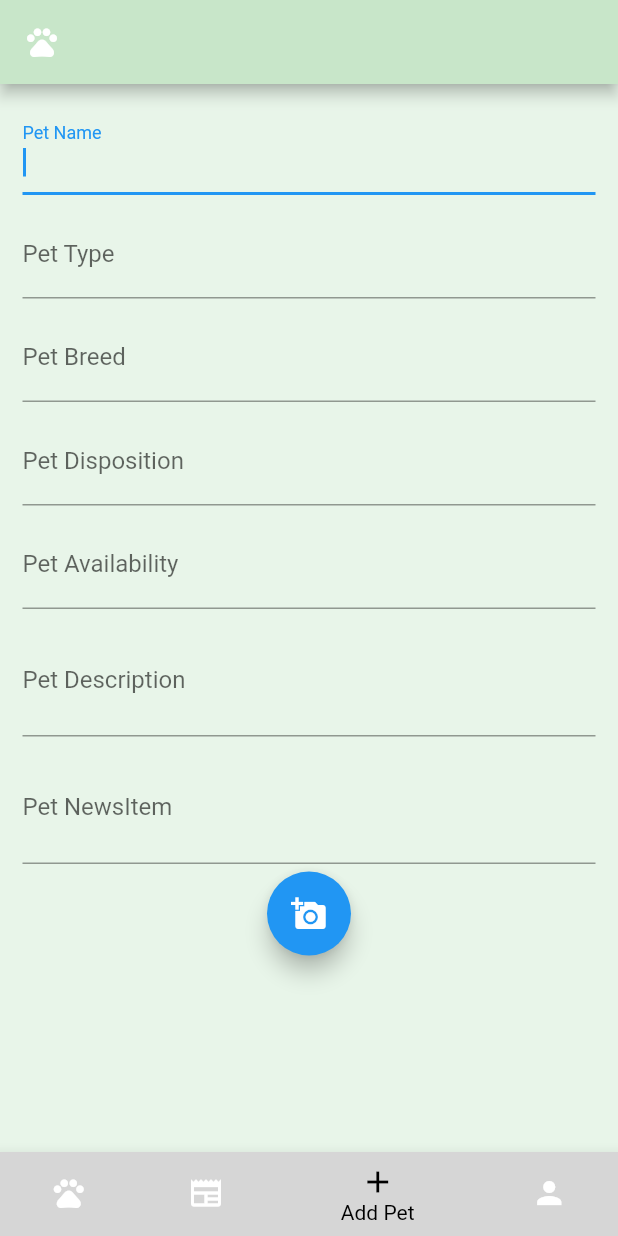
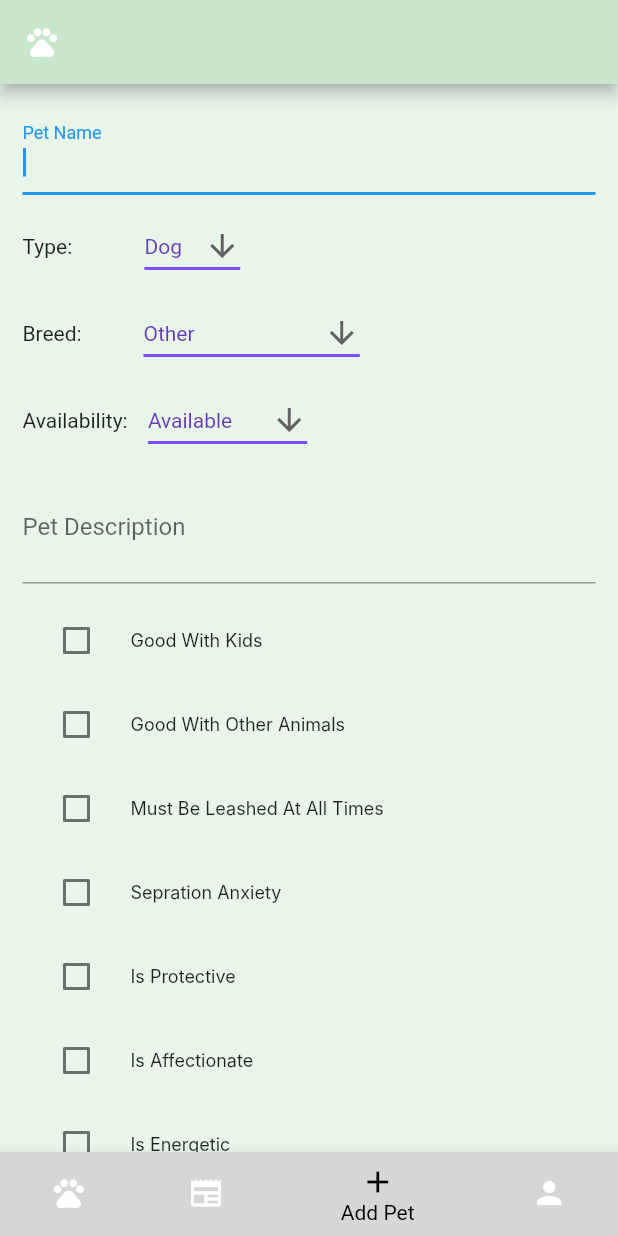
Before and after one commit to youngruiz/AdoptionHero, a Flutter app: the NavigatorScaffold screen opened directly, item 3 of the bottom bar chosen, on a phone screen of 412 x 824 dp. Run offline on Flutter 3.47's test engine with Material 2 defaults, Android fonts, the phone set to English and light mode, and no system bars; our stand-ins replace cloud_firestore, firebase_auth, firebase_core, firebase_storage, image_picker; missing offline and left inert: cloud_firestore_web, firebase_auth_web, firebase_core_web, firebase_storage_web, image_picker_for_web; accounts and stored records are empty; Roboto replaces fonts that are missing (Inter).

Commit message:
add_pet dropdowns and uploads to db.

```diff
--- a/lib/screens/add_pet.dart
+++ b/lib/screens/add_pet.dart
@@ -21,16 +21,28 @@ class _AddPetTabBodyWidgetState extends State<AddPetTabBodyWidget> {
   final picker = ImagePicker();
 
   String? name;
-  String? type;
-  String? breed;
-  String? disposition;
-  String? availability;
+  String? type = 'Other';
+  String? breed = 'Other';
+  List<String> dispositions = [];
+  String? availability = 'Not Available';
   String? newsItem;
   String? description;
 
+  String dropdownValue = 'Dog';
+  String dropdownValue1 = 'Other';
+  String dropdownValue2 = 'Available';
+  bool isGoodWithKids = false;
+  bool isGoodWithOtherAnimals = false;
+  bool mustBeLeashed = false;
+  bool seperationAnxiety = false;
+  bool isProtective = false;
+  bool isEnergetic = false;
+  bool isAffectionate = false;
+
+
   @override
   Widget build(BuildContext context) {
-    return Padding(
+    return SingleChildScrollView(child: Padding(
       padding: const EdgeInsets.all(10),
       child:
       Form(
@@ -41,10 +53,10 @@ class _AddPetTabBodyWidgetState extends State<AddPetTabBodyWidget> {
             petNameField(),
             petTypeField(),
             petBreedField(),
-            petDispositionField(),
             petAvailabilityField(),
             petDescriptionField(),
-            petNewsItemField(),
+            petDispositionField2(),
+            //petNewsItemField(),
 
             // RaisedButton(
             //   onPressed: () {},
@@ -52,6 +64,7 @@ class _AddPetTabBodyWidgetState extends State<AddPetTabBodyWidget> {
             // )
             selectImageButton()
           ]),
+      )
       )
     );
   }
@@ -75,28 +88,38 @@ class _AddPetTabBodyWidgetState extends State<AddPetTabBodyWidget> {
         'name': name,
         'type': type,
         'breed': breed,
-        'disposition': disposition,
+        'dispositions': dispositions,
         'availability': availability,
         'description': description,
         'userId': "userID1234567",
         'imgUrl': url,
         'liked': 0,
         'dateCreated': DateFormat.yMMMMEEEEd().format(DateTime.now()).toString(),
-        'newsItem': newsItem
+        //'newsItem': newsItem
       });
   }
 
   Widget selectImageButton() {
-    return FloatingActionButton(
-      child: const Icon(Icons.add_a_photo),
+    return ElevatedButton(
+      child: const Text("Choose photo and upload data"),
       onPressed: () async {
         if(formKey.currentState!.validate()){
+          dispositions.clear();
+          if (isGoodWithKids == true){dispositions.add('Good with Kids');}
+          if (isGoodWithOtherAnimals == true){dispositions.add('Good With Other Animals');}
+          if (mustBeLeashed == true){dispositions.add('Must Be Leashed At All Times');}
+          if (seperationAnxiety == true){dispositions.add('Seperation Anxiety');}
+          if (isProtective == true){dispositions.add('Protective');}
+          if (isEnergetic == true){dispositions.add('Energetic');}
+          if (isAffectionate == true){dispositions.add('Affectionate');}
           formKey.currentState!.save();
           uploadData();
         }
       },
     );
   }
+
+
 
   Widget petNameField(){
     return Padding(
@@ -120,91 +143,213 @@ class _AddPetTabBodyWidgetState extends State<AddPetTabBodyWidget> {
     );
   }
 
-  Widget petTypeField(){
-    return Padding(
-      padding: const EdgeInsets.all(5),
-      child: TextFormField(
-        autofocus: true,
-        decoration: const InputDecoration(
-          labelText: 'Pet Type'
-        ),
-        validator: (value) {
-          if(value!.isEmpty){
-            return 'Pet Type cannot be empty';
-          } else {
-            return null;
-          }
-        },
-        onSaved: (value) {
-          type = value;
-        }
-      )
+  Widget petTypeText(){
+    return const Padding(padding: EdgeInsets.all(5),
+    child: Text("Type:           "),
     );
   }
 
-  Widget petBreedField(){
-    return Padding(
-      padding: const EdgeInsets.all(5),
-      child: TextFormField(
-        autofocus: true,
-        decoration: const InputDecoration(
-          labelText: 'Pet Breed'
-        ),
-        validator: (value) {
-          if(value!.isEmpty){
-            return 'Pet Breed cannot be empty';
-          } else {
-            return null;
-          }
-        },
-        onSaved: (value) {
-          breed = value;
-        }
-      )
+  Widget petBreedText(){
+    return const Padding(padding: EdgeInsets.all(5),
+    child: Text("Breed:         "),
     );
   }
 
-  Widget petDispositionField(){
+  Widget petAvailabilityText(){
+    return const Padding(padding: EdgeInsets.all(5),
+    child: Text("Availability: "),
+    );
+  }
+
+  Widget petTypeField(){
+    return Row(children: [petTypeText(),
+    Padding(
+      padding: const EdgeInsets.all(5),
+      child: DropdownButton<String>(
+      value: dropdownValue,
+      icon: const Icon(Icons.arrow_downward),
+      elevation: 16,
+      style: const TextStyle(color: Colors.deepPurple),
+      underline: Container(
+        height: 2,
+        color: Colors.deepPurpleAccent,
+      ),
+      onChanged: (String? newValue) {
+        setState(() {
+          dropdownValue = newValue!;
+          type = newValue;
+        });
+      },
+      items: <String>['Other', 'Dog', 'Cat', 'Bird', 'Rabbit']
+          .map<DropdownMenuItem<String>>((String value) {
+        return DropdownMenuItem<String>(
+          value: value,
+          child: Text(value),
+        );
+      }).toList(),
+      )
+    ),]
+    );
+  }
+
+
+
+    Widget petBreedField(){
+    return Row(children: [petBreedText(),
+    Padding(
+      padding: const EdgeInsets.all(5),
+      child: DropdownButton<String>(
+      value: dropdownValue1,
+      icon: const Icon(Icons.arrow_downward),
+      elevation: 16,
+      style: const TextStyle(color: Colors.deepPurple),
+      underline: Container(
+        height: 2,
+        color: Colors.deepPurpleAccent,
+      ),
+      onChanged: (String? newValue) {
+        setState(() {
+          dropdownValue1 = newValue!;
+          breed = newValue;
+        });
+      },
+      items: <String>['Other', 'American Shorthair', 'Beagle', 'Bengal', 'Boxer', 'Californian', 'Chihuahua',
+      'Cockatiel', 'Dachshund', 'Domestic Longhair', 'Domestic Shorthair', 'Dove', 'Dutch',
+      'Dwarf Papillon', 'Flemish Giant', 'Finch', 'French Lop', 'Holland Lop', 'Husky', 'Lion Head',
+      'Lovebird', 'Maine Coon', 'Netherland Dwarf', 'Mini Lop', 'Mini Rex', 'Parakeet', 'Poodle',
+      'Ragdoll', 'Retriever', 'Rottweiler', 'Russian Blue', 'Shepard', 'Shar-pei', 'Siamese', 'Terrier'
+      ].map<DropdownMenuItem<String>>((String value) {
+        return DropdownMenuItem<String>(
+          value: value,
+          child: Text(value),
+        );
+      }).toList(),
+    )
+    ),]
+    );
+  }
+
+  Widget petDispositionField2(){
     return Padding(
       padding: const EdgeInsets.all(5),
-      child: TextFormField(
-        autofocus: true,
-        decoration: const InputDecoration(
-          labelText: 'Pet Disposition'
+      child: Column(
+        children: [
+
+          CheckboxListTile(
+            title: Text("Good With Kids", style: TextStyle(fontSize: 12, fontFamily: 'Inter',)),
+            controlAffinity: ListTileControlAffinity.leading,
+            value: isGoodWithKids,
+            onChanged: (bool? value){
+              setState(() {
+                isGoodWithKids = value!;
+                print(isGoodWithKids);
+              });
+            },
           ),
-        validator: (value) {
-          if(value!.isEmpty){
-            return 'Pet Disposition cannot be empty';
-          } else {
-            return null;
-          }
+
+          CheckboxListTile(
+            title: Text("Good With Other Animals", style: TextStyle(fontSize: 12, fontFamily: 'Inter',)),
+            controlAffinity: ListTileControlAffinity.leading,
+            value: isGoodWithOtherAnimals,
+            onChanged: (bool? value){
+              setState(() {
+                isGoodWithOtherAnimals = value!;
+                print(isGoodWithOtherAnimals);
+              });
             },
-        onSaved: (value) {
-          disposition = value;
-        }
+          ),
+
+          CheckboxListTile(
+            title: Text("Must Be Leashed At All Times", style: TextStyle(fontSize: 12, fontFamily: 'Inter',)),
+            controlAffinity: ListTileControlAffinity.leading,
+            value: mustBeLeashed,
+            onChanged: (bool? value){
+              setState(() {
+                mustBeLeashed = value!;
+                print(mustBeLeashed);
+              });
+            },
+          ),
+
+          CheckboxListTile(
+            title: Text("Sepration Anxiety", style: TextStyle(fontSize: 12, fontFamily: 'Inter',)),
+            controlAffinity: ListTileControlAffinity.leading,
+            value: seperationAnxiety,
+            onChanged: (bool? value){
+              setState(() {
+                seperationAnxiety = value!;
+                print(seperationAnxiety);
+              });
+            },
+          ),
+
+          CheckboxListTile(
+            title: Text("Is Protective", style: TextStyle(fontSize: 12, fontFamily: 'Inter',)),
+            controlAffinity: ListTileControlAffinity.leading,
+            value: isProtective,
+            onChanged: (bool? value){
+              setState(() {
+                isProtective = value!;
+                print(isProtective);
+              });
+            },
+          ),
+
+          CheckboxListTile(
+            title: Text("Is Affectionate", style: TextStyle(fontSize: 12, fontFamily: 'Inter',)),
+            controlAffinity: ListTileControlAffinity.leading,
+            value: isAffectionate,
+            onChanged: (bool? value){
+              setState(() {
+                isAffectionate = value!;
+                print(isAffectionate);
+              });
+            },
+          ),
+
+          CheckboxListTile(
+            title: Text("Is Energetic", style: TextStyle(fontSize: 12, fontFamily: 'Inter',)),
+            controlAffinity: ListTileControlAffinity.leading,
+            value: isEnergetic,
+            onChanged: (bool? value){
+              setState(() {
+                isEnergetic = value!;
+                print(isEnergetic);
+              });
+            },
+          ),
+        ],
       )
     );
   }
 
   Widget petAvailabilityField(){
-    return Padding(
+    return Row(children: [petAvailabilityText(), Padding(
       padding: const EdgeInsets.all(5),
-      child: TextFormField(
-        autofocus: true,
-        decoration: const InputDecoration(
-          labelText: 'Pet Availability'
+      child: DropdownButton<String>(
+      value: dropdownValue2,
+      icon: const Icon(Icons.arrow_downward),
+      elevation: 16,
+      style: const TextStyle(color: Colors.deepPurple),
+      underline: Container(
+        height: 2,
+        color: Colors.deepPurpleAccent,
       ),
-        validator: (value) {
-          if(value!.isEmpty){
-            return 'Pet Availability cannot be empty';
-          } else {
-            return null;
-          }
+      onChanged: (String? newValue) {
+        setState(() {
+          dropdownValue2 = newValue!;
+          availability = newValue;
+        });
       },
-        onSaved: (value) {
-          availability = value;
-        }
+      items: <String>['Available', 'Not Available', 'Pending', 'Adopted'
+      ].map<DropdownMenuItem<String>>((String value) {
+        return DropdownMenuItem<String>(
+          value: value,
+          child: Text(value),
+        );
+      }).toList(),
     )
+    )]
     );
   }
 
```
Lines whose indentation alone changed are shown as unchanged.
